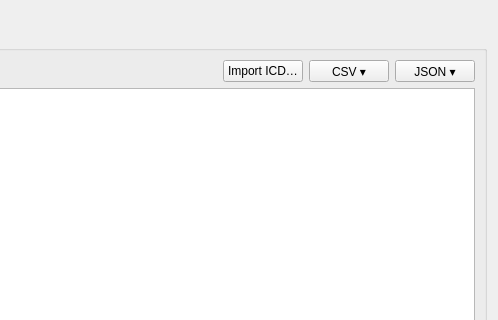
The window that app_simulator/forms/SimFieldConfigurationDialog.ui (rohityaduvxnshi/pcapfile) describes before a commit, drawn with Qt 5; both pictures show x 542 to 1040 and y 0 to 320 of the 1040 by 580 pixel window.
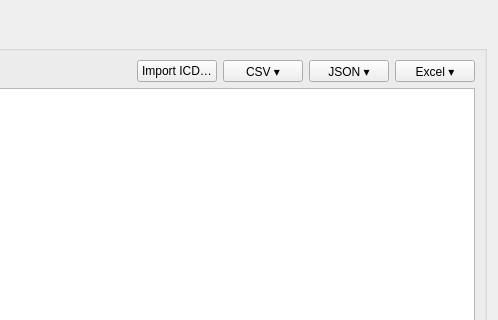
The same window after the commit.

Commit message:
Add Excel (.xlsx) field import/export to both apps
Shared ExcelFieldCodec reads/writes field lists as .xlsx using QXlsx
(same column layout as CSV). Both FieldConfigurationDialog and
SimFieldConfigurationDialog gain an Excel toolbar button with
Import/Export actions. QXlsx is now linked into the simulator as well.

```diff
--- a/app_simulator/forms/SimFieldConfigurationDialog.ui
+++ b/app_simulator/forms/SimFieldConfigurationDialog.ui
@@ -21,6 +21,7 @@
         <item><widget class="QPushButton" name="btnImportIcd"><property name="toolTip"><string>Import fields from a Word .docx ICD into this message. You pick the table; its rows become fields here.</string></property><property name="text"><string>Import ICD…</string></property></widget></item>
         <item><widget class="QToolButton" name="btnCsvMenu"><property name="toolTip"><string>CSV operations: Import, Export, Template. The Value column (the value to transmit) is included.</string></property><property name="text"><string>CSV ▾</string></property><property name="popupMode"><enum>QToolButton::InstantPopup</enum></property><property name="minimumSize"><size><width>80</width><height>0</height></size></property></widget></item>
         <item><widget class="QToolButton" name="btnJsonMenu"><property name="toolTip"><string>JSON operations: Import, Export. Field lists exported from the parser app (Universal Wireshark Log Reader) can be imported too.</string></property><property name="text"><string>JSON ▾</string></property><property name="popupMode"><enum>QToolButton::InstantPopup</enum></property><property name="minimumSize"><size><width>80</width><height>0</height></size></property></widget></item>
+        <item><widget class="QToolButton" name="btnExcelMenu"><property name="toolTip"><string>Excel (.xlsx) operations: Import, Export. Same columns as CSV (the Value column is included); bit decoders are not carried in the spreadsheet.</string></property><property name="text"><string>Excel ▾</string></property><property name="popupMode"><enum>QToolButton::InstantPopup</enum></property><property name="minimumSize"><size><width>80</width><height>0</height></size></property></widget></item>
        </layout>
       </item>
       <item><widget class="QTableWidget" name="tblFields"><property name="alternatingRowColors"><bool>true</bool></property><property name="minimumSize"><size><width>0</width><height>300</height></size></property></widget></item>
```
The commit also changes 8 other files.
